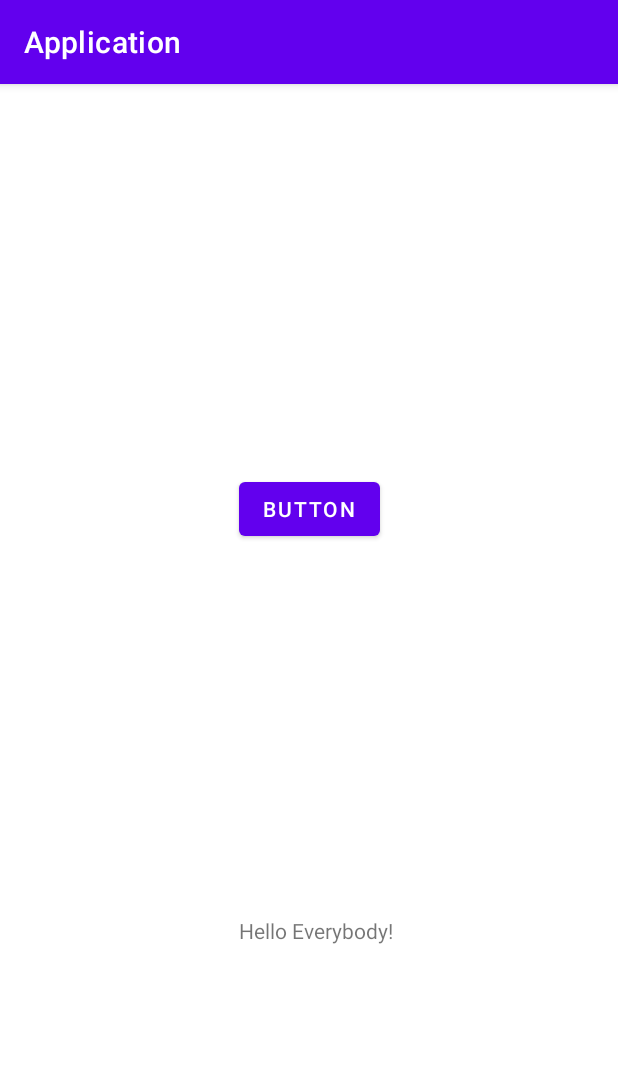
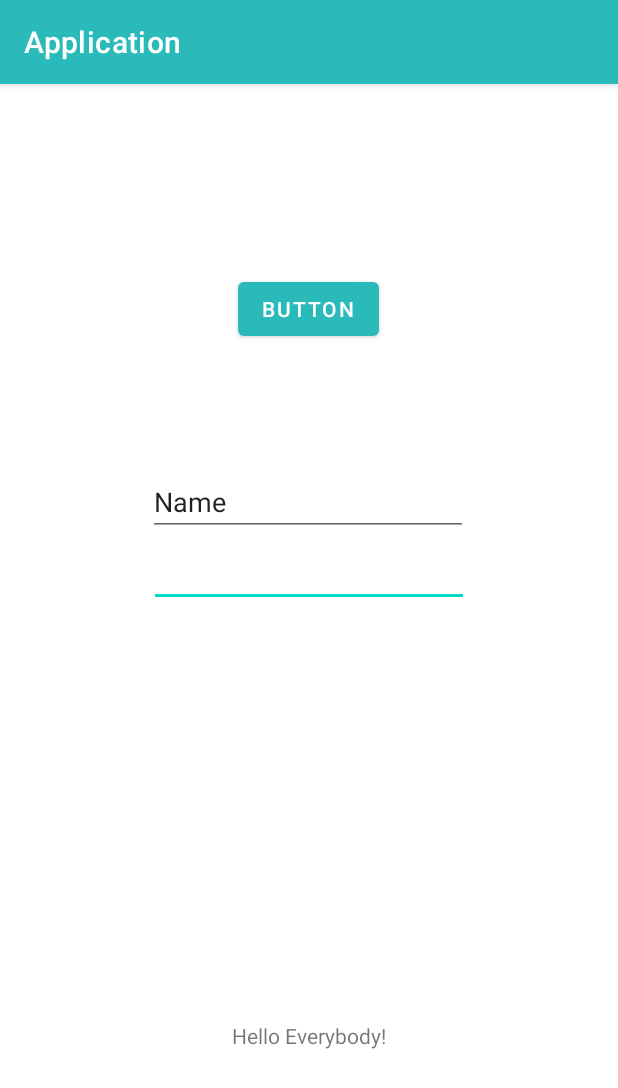
Before and after one commit to MelnikovaVika/Application, an Android app: the screen it shows after launch (MainActivity), on a phone screen of 412 x 824 dp. Shown: the top 1088 px of the screen. Run offline under Robolectric (Android 15) with nearby library versions, the phone set to English and light mode, and no system bars.

Commit message:
In addition to work

```diff
--- a/app/src/main/res/layout/activity_main.xml
+++ b/app/src/main/res/layout/activity_main.xml
@@ -13,10 +13,9 @@
         android:text="Hello Everybody!"
         app:layout_constraintBottom_toBottomOf="parent"
         app:layout_constraintEnd_toEndOf="parent"
-        app:layout_constraintHorizontal_bias="0.516"
         app:layout_constraintStart_toStartOf="parent"
         app:layout_constraintTop_toTopOf="parent"
-        app:layout_constraintVertical_bias="0.741" />
+        app:layout_constraintVertical_bias="0.834" />
 
     <Button
         android:id="@+id/button"
@@ -25,8 +24,35 @@
         android:text="Button"
         app:layout_constraintBottom_toTopOf="@+id/textView"
         app:layout_constraintEnd_toEndOf="parent"
+        app:layout_constraintHorizontal_bias="0.498"
         app:layout_constraintStart_toStartOf="parent"
         app:layout_constraintTop_toTopOf="parent"
-        app:layout_constraintVertical_bias="0.512" />
+        app:layout_constraintVertical_bias="0.219" />
+
+    <EditText
+        android:id="@+id/editTextPhone"
+        android:layout_width="wrap_content"
+        android:layout_height="wrap_content"
+        android:ems="10"
+        android:inputType="phone"
+        app:layout_constraintBottom_toTopOf="@+id/textView"
+        app:layout_constraintEnd_toEndOf="parent"
+        app:layout_constraintStart_toStartOf="parent"
+        app:layout_constraintTop_toTopOf="parent"
+        app:layout_constraintVertical_bias="0.524" />
+
+    <EditText
+        android:id="@+id/editTextTextPersonName"
+        android:layout_width="wrap_content"
+        android:layout_height="wrap_content"
+        android:ems="10"
+        android:inputType="textPersonName"
+        android:text="Name"
+        app:layout_constraintBottom_toBottomOf="@+id/editTextPhone"
+        app:layout_constraintEnd_toEndOf="parent"
+        app:layout_constraintHorizontal_bias="0.497"
+        app:layout_constraintStart_toStartOf="parent"
+        app:layout_constraintTop_toTopOf="parent"
+        app:layout_constraintVertical_bias="0.843" />
 
 </androidx.constraintlayout.widget.ConstraintLayout>
--- a/app/src/main/res/values/colors.xml
+++ b/app/src/main/res/values/colors.xml
@@ -1,8 +1,8 @@
 <?xml version="1.0" encoding="utf-8"?>
 <resources>
     <color name="purple_200">#FFBB86FC</color>
-    <color name="purple_500">#FF6200EE</color>
-    <color name="purple_700">#FF3700B3</color>
+    <color name="purple_500">#2ABABA</color>
+    <color name="purple_700">#EB7DD1D1</color>
     <color name="teal_200">#FF03DAC5</color>
     <color name="teal_700">#FF018786</color>
     <color name="black">#FF000000</color>
```
